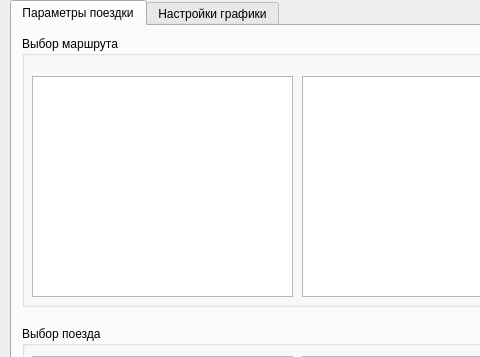
Before: the Qt Designer form launcher/forms/mainwindow.ui in maisvendoo/RRS, drawn with Qt 5; both pictures show x 0 to 480 and y 0 to 357 of the 1039 by 664 pixel window.
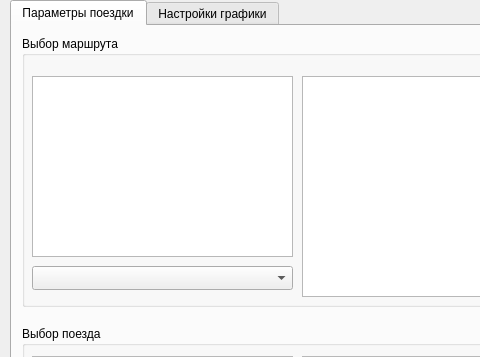
After: the same form once the commit is applied.

Commit message: Selection arrivale station

What changed in the file:
```diff
--- a/launcher/forms/mainwindow.ui
+++ b/launcher/forms/mainwindow.ui
@@ -71,7 +71,7 @@
          <x>10</x>
          <y>40</y>
          <width>261</width>
-         <height>221</height>
+         <height>181</height>
         </rect>
        </property>
       </widget>
@@ -91,6 +91,16 @@
         <set>Qt::AlignCenter</set>
        </property>
       </widget>
+      <widget class="QComboBox" name="cbStations">
+       <property name="geometry">
+        <rect>
+         <x>10</x>
+         <y>230</y>
+         <width>261</width>
+         <height>24</height>
+        </rect>
+       </property>
+      </widget>
      </widget>
      <widget class="QGroupBox" name="gbTrainsInfo">
       <property name="geometry">
```
The commit also changes 12 other files.
